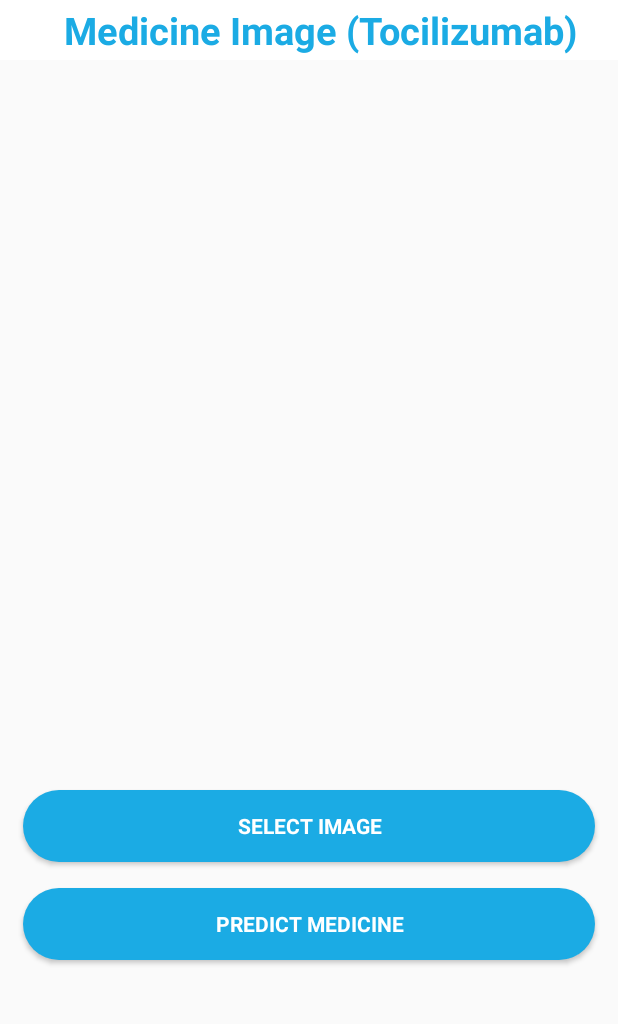
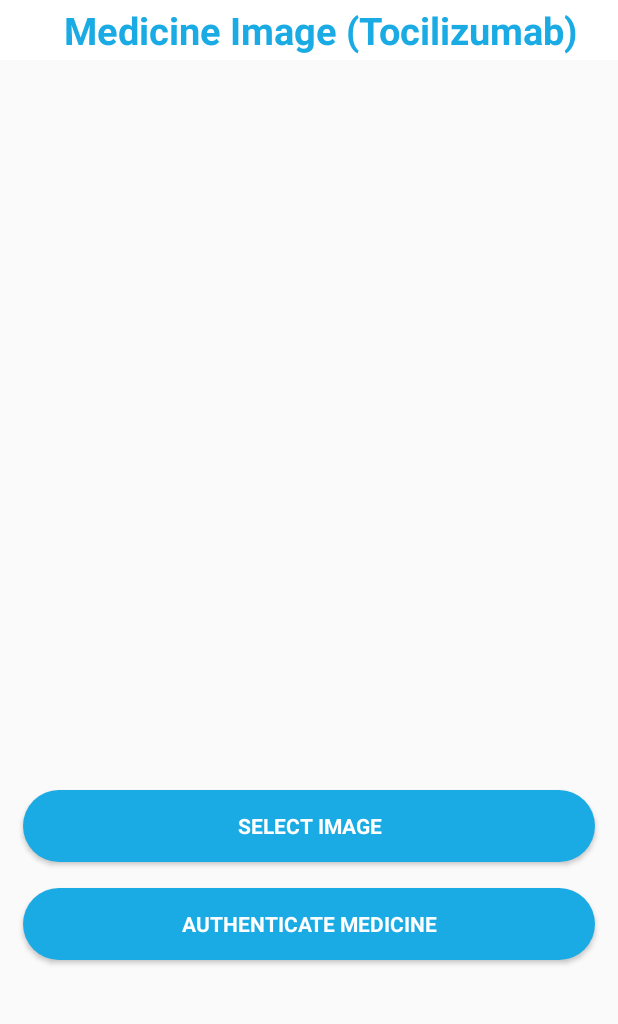
Before and after one commit to deepak2310gupta/SafeMed, an Android app: the fragment SixthFragment shown on its own in the app's theme, on a phone screen of 412 x 824 dp, the part 60-1084 px from its top. Run offline under Robolectric (Android 15) with nearby library versions, the phone set to English and light mode, and no system bars; libraries missing offline, so code that uses them is left out: com.cazaea.sweetalert, org.tensorflow.lite; network calls fail; pictures from the network do not load; Roboto replaces fonts that are not available here.

Commit message:
First Commit

```diff
--- a/app/src/main/AndroidManifest.xml
+++ b/app/src/main/AndroidManifest.xml
@@ -15,9 +15,9 @@
         android:roundIcon="@mipmap/ic_launcher_round"
         android:supportsRtl="true"
         android:theme="@style/Theme.AppCompat.Light.NoActionBar">
-        <activity android:name=".NoInternet" />
-        <activity android:name=".DashboardActivity" />
-        <activity android:name=".SplashActivity">
+        <activity android:name=".ActivitesCollection.NoInternet" />
+        <activity android:name=".ActivitesCollection.DashboardActivity" />
+        <activity android:name=".ActivitesCollection.SplashActivity">
             <intent-filter>
                 <action android:name="android.intent.action.MAIN" />
 
--- a/app/src/main/java/com/example/safemed/DashboardActivity.java
+++ b/app/src/main/java/com/example/safemed/ActivitesCollection/DashboardActivity.java
@@ -1,4 +1,4 @@
-package com.example.safemed;
+package com.example.safemed.ActivitesCollection;
 
 import android.os.Bundle;
 
@@ -7,6 +7,7 @@ import androidx.fragment.app.FragmentTransaction;
 
 import com.example.safemed.FragmentsCollections.FakeMedicineFragment;
 import com.example.safemed.FragmentsCollections.FakeNumberFragment;
+import com.example.safemed.R;
 import com.ismaeldivita.chipnavigation.ChipNavigationBar;
 
 public class DashboardActivity extends AppCompatActivity {
--- a/app/src/main/java/com/example/safemed/FragmentsCollections/FakeNumberFragment.java
+++ b/app/src/main/java/com/example/safemed/FragmentsCollections/FakeNumberFragment.java
@@ -105,7 +105,7 @@ public class FakeNumberFragment extends Fragment {
                 try {
 
                     JSONArray jsonArray = new JSONArray(response);
-                    for (int i = 0; i < 25; i++) {
+                    for (int i = 0; i < jsonArray.length(); i++) {
 
                         try {
                             JSONObject jsonObject1 = jsonArray.getJSONObject(i);
--- a/app/src/main/java/com/example/safemed/FragmentsCollections/ResultSecondFragment.java
+++ b/app/src/main/java/com/example/safemed/FragmentsCollections/ResultSecondFragment.java
@@ -61,7 +61,8 @@ public class ResultSecondFragment extends Fragment {
             answersImageWrongn.setVisibility(View.GONE);
             textViewResultsDescn.setTextColor(getResources().getColor(R.color.correct));
             textViewResultsDescn.setText("The Medicine Is Genuine");
-        } else {
+        }
+        else {
             answersImageWrongn.setVisibility(View.VISIBLE);
             answersImageCorrectn.setVisibility(View.GONE);
             textViewResultsDescn.setTextColor(getResources().getColor(R.color.wrong));
--- a/app/src/main/res/layout/activity_dashboard.xml
+++ b/app/src/main/res/layout/activity_dashboard.xml
@@ -5,7 +5,7 @@
     android:layout_width="match_parent"
     android:layout_height="match_parent"
     android:orientation="vertical"
-    tools:context=".DashboardActivity">
+    tools:context=".ActivitesCollection.DashboardActivity">
 
 
     <FrameLayout
--- a/app/src/main/res/layout/activity_no_internet.xml
+++ b/app/src/main/res/layout/activity_no_internet.xml
@@ -5,7 +5,7 @@
     android:layout_width="match_parent"
     android:layout_height="match_parent"
     android:background="@color/white"
-    tools:context=".NoInternet">
+    tools:context=".ActivitesCollection.NoInternet">
 
     <LinearLayout
         android:layout_width="match_parent"
--- a/app/src/main/res/layout/activity_splash.xml
+++ b/app/src/main/res/layout/activity_splash.xml
@@ -4,7 +4,7 @@
     android:layout_width="match_parent"
     android:layout_height="match_parent"
     android:orientation="vertical"
-    tools:context=".SplashActivity">
+    tools:context=".ActivitesCollection.SplashActivity">
 
 
     <RelativeLayout
--- a/app/src/main/res/layout/fragment_result.xml
+++ b/app/src/main/res/layout/fragment_result.xml
@@ -30,9 +30,10 @@
                 android:layout_height="wrap_content"
                 android:layout_centerInParent="true"
                 android:fontFamily="@font/autour_one"
-                android:text="SafeMed"
+                android:text="SafeMed(Remdesivir)"
                 android:textColor="@color/white"
-                android:textSize="25dp"
+                android:textSize="20dp"
+                android:layout_margin="3dp"
                 android:textStyle="bold" />
 
         </RelativeLayout>
--- a/app/src/main/res/layout/fragment_result_second.xml
+++ b/app/src/main/res/layout/fragment_result_second.xml
@@ -31,9 +31,10 @@
                 android:layout_height="wrap_content"
                 android:layout_centerInParent="true"
                 android:fontFamily="@font/autour_one"
-                android:text="SafeMed"
+                android:text="SafeMed(Tocilizumab)"
                 android:textColor="@color/white"
-                android:textSize="25dp"
+                android:textSize="20dp"
+                android:layout_margin="3dp"
                 android:textStyle="bold" />
 
         </RelativeLayout>
--- a/app/src/main/res/layout/fragment_sixth.xml
+++ b/app/src/main/res/layout/fragment_sixth.xml
@@ -101,7 +101,7 @@
                 android:layout_marginBottom="2dp"
                 android:background="@drawable/buttonsbg"
                 android:fontFamily="@font/amiko_semibold"
-                android:text="Predict Medicine"
+                android:text="Authenticate Medicine"
                 android:textColor="@color/white"
                 android:textStyle="bold" />
 
@@ -115,7 +115,7 @@
                     android:layout_width="100dp"
                     android:layout_height="100dp"
                     android:layout_weight="1"
-                    android:src="@drawable/medicineone"
+                    android:src="@drawable/medtocilone"
                     android:visibility="gone" />
 
                 <ImageView
@@ -123,7 +123,7 @@
                     android:layout_width="100dp"
                     android:layout_height="100dp"
                     android:layout_weight="1"
-                    android:src="@drawable/medicinetwo"
+                    android:src="@drawable/medtocilsecond"
                     android:visibility="gone" />
 
                 <ImageView
@@ -131,7 +131,7 @@
                     android:layout_width="100dp"
                     android:layout_height="100dp"
                     android:layout_weight="1"
-                    android:src="@drawable/medicinethree"
+                    android:src="@drawable/medtocilthree"
                     android:visibility="gone" />
             </LinearLayout>
 
```
Also changed, not shown: app/src/main/java/com/example/safemed/ActivitesCollection/NoInternet.java (renamed from app/src/main/java/com/example/safemed/SplashActivity.java, +16 -17 lines), app/src/main/java/com/example/safemed/ActivitesCollection/SplashActivity.java (renamed from app/src/main/java/com/example/safemed/NoInternet.java, +18 -13 lines), app/src/main/java/com/example/safemed/FragmentsCollections/SixthFragment.java (+10 -7 lines), app/src/main/res/drawable/medtocilone.jpg (added), app/src/main/res/drawable/medtocilsecond.jpg (added), app/src/main/res/drawable/medtocilthree.jpeg (added).
